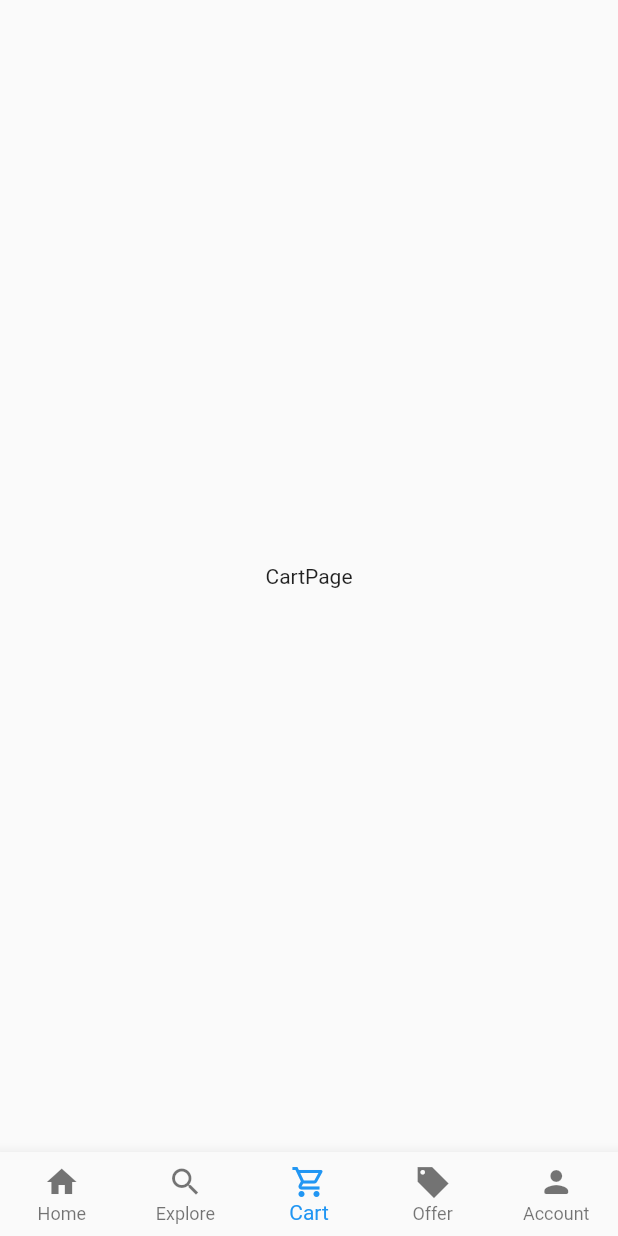
After one commit to HeshamAtef22/ecommerce_trining, a Flutter app: the screen it shows after launch, item 3 of the bottom bar chosen, on a phone screen of 412 x 824 dp. The commit adds this screen. Run offline on Flutter 3.47's test engine with Material 2 defaults, Android fonts, the phone set to English and light mode, and no system bars; our stand-ins replace easy_splash_screen.

Commit message:
add BottomnavigationBar And 4 screens

```diff
--- /dev/null
+++ b/lib/layout/home_layout.dart
@@ -0,0 +1,65 @@
+import 'package:ecommerce_trining/screen/accountpage.dart';
+import 'package:ecommerce_trining/screen/offerpage.dart';
+import 'package:flutter/material.dart';
+
+import '../screen/cartpage.dart';
+import '../screen/explore.dart';
+import '../screen/homepage.dart';
+
+class HomeLayOut extends StatefulWidget {
+  const HomeLayOut({super.key});
+
+  @override
+  State<HomeLayOut> createState() => _HomeLayOutState();
+}
+
+class _HomeLayOutState extends State<HomeLayOut> {
+  //متغير هياخد رقم الانديكس الخاص بالايتم بوتم بار
+  int currentIndex = 0;
+
+  //هعمل ليست للصفحات اللي هتنقل فيها علشان امررها للبوتن بار
+  List<Widget> _screens = [
+    HomePage(),
+    ExplorePage(),
+    CartPage(),
+    OfferPage(),
+    AccountPage(),
+  ];
+
+  @override
+  Widget build(BuildContext context) {
+    return Scaffold(
+      bottomNavigationBar: BottomNavigationBar(
+        items: [
+          BottomNavigationBarItem(
+              icon: Icon(
+                Icons.home,
+              ),
+              label: "Home"),
+          BottomNavigationBarItem(icon: Icon(Icons.search), label: "Explore"),
+          BottomNavigationBarItem(
+              icon: Icon(Icons.shopping_cart_outlined), label: "Cart"),
+          BottomNavigationBarItem(
+              icon: Icon(Icons.local_offer_sharp), label: "Offer"),
+          BottomNavigationBarItem(
+              icon: Icon(Icons.person_rounded), label: "Account"),
+        ],
+
+        //selectedIconTheme: IconThemeData(size: 31, color: Colors.amber),
+        type: BottomNavigationBarType.fixed,
+        currentIndex: currentIndex,
+        //value هو الانديكس اخاص بليست الايتم
+        onTap: (value) {
+          setState(() {
+            currentIndex = value;
+            print(value);
+            print("currentindex = $currentIndex");
+          });
+        },
+      ),
+      //مررة المتغير اللي بياخد قيمة الانديكس الخاص بالتاب وخليته يبقي هو الايندكس
+      //الخاص برده بالليست بحيث لما يبق في ايتم 0يعرض اسكرين رقم 0 وهكذا
+      body: _screens[currentIndex],
+    );
+  }
+}
--- a/lib/main.dart
+++ b/lib/main.dart
@@ -1,11 +1,11 @@
 import 'package:flutter/material.dart';
+import 'package:flutter/services.dart';
 
-
-import 'homepage.dart';
-import 'loginhome.dart';
-import 'registerscrean.dart';
-import 'splashscreen.dart';
-
+import 'layout/home_layout.dart';
+import 'screen/homepage.dart';
+import 'screen/loginhome.dart';
+import 'screen/registerscrean.dart';
+import 'screen/splashscreen.dart';
 
 void main() {
   runApp(MyApp());
@@ -19,14 +19,23 @@ class MyApp extends StatelessWidget {
     return MaterialApp(
       debugShowCheckedModeBanner: false,
 
-      initialRoute: "/",
+      //light and dark Theme For the app
+      theme: ThemeData(
+        appBarTheme: AppBarTheme(
+          //statusBarColor شريط الحالة الخاص بالهاتف
+          systemOverlayStyle: SystemUiOverlayStyle(
+            statusBarColor: Color.fromARGB(0, 0, 0, 0),
+          ),
+        ),
+      ),
+
+      initialRoute: "homelayout",
       routes: {
         "/": (context) => SplashPage(),
         "loginhome": (context) => LoginHome(),
         "register": (context) => Register(),
-        "homepage":(context) => HomePage(),
-
-
+        "homepage": (context) => HomePage(),
+        "homelayout": (context) => HomeLayOut()
       },
       //home: LoginHome(),
     );
--- /dev/null
+++ b/lib/screen/cartpage.dart
@@ -0,0 +1,17 @@
+import 'package:flutter/material.dart';
+
+class CartPage extends StatefulWidget {
+  const CartPage({super.key});
+
+  @override
+  State<CartPage> createState() => _CartPageState();
+}
+
+class _CartPageState extends State<CartPage> {
+  @override
+  Widget build(BuildContext context) {
+    return Container(
+      child: Center(child: Text("CartPage")),
+    );
+  }
+}
--- a/lib/explore.dart
+++ b/lib/screen/explore.dart
@@ -10,10 +10,8 @@ class ExplorePage extends StatefulWidget {
 class _ExplorePageState extends State<ExplorePage> {
   @override
   Widget build(BuildContext context) {
-    return Scaffold(
-    body: Container(
-      child: Text("explore"),
-    ),
-  );
+    return Container(
+      child: Center(child: Text("explore")),
+    );
   }
 }
--- a/lib/loginhome.dart
+++ b/lib/screen/loginhome.dart
@@ -1,6 +1,6 @@
 import 'package:flutter/material.dart';
 
-import 'data.dart';
+import '../data.dart';
 
 //botton color Default
 Color buttoncolor = const Color.fromRGBO(64, 191, 255, 1);
--- a/lib/registerscrean.dart
+++ b/lib/screen/registerscrean.dart
@@ -1,6 +1,6 @@
 import 'package:flutter/material.dart';
 
-import 'data.dart';
+import '../data.dart';
 import 'loginhome.dart';
 
 class Register extends StatefulWidget {
--- a/pubspec.yaml
+++ b/pubspec.yaml
@@ -1,4 +1,4 @@
-name: flutter_trining23
+name: ecommerce_trining
 description: A new Flutter project.
 # The following line prevents the package from being accidentally published to
 # pub.dev using `flutter pub publish`. This is preferred for private packages.
```
Also changed, not shown: lib/screen/accountpage.dart (added, +17 -0 lines), lib/screen/homepage.dart (renamed from lib/homepage.dart, +2 -24 lines), lib/screen/offerpage.dart (added, +17 -0 lines), lib/tester_code.dart (added, +30 -0 lines), lib/screen/splashscreen.dart (renamed from lib/splashscreen.dart).
